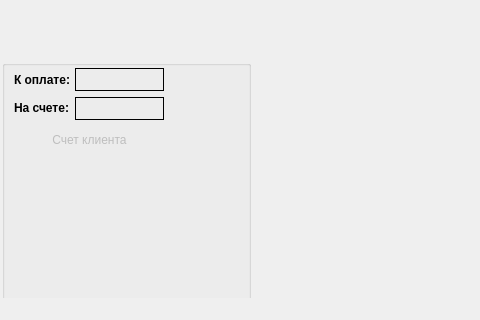
Old version of the form mainform.ui in the repository sergey4475/profi; both pictures show x 0 to 480 and y 318 to 638 of the 877 by 638 pixel window.
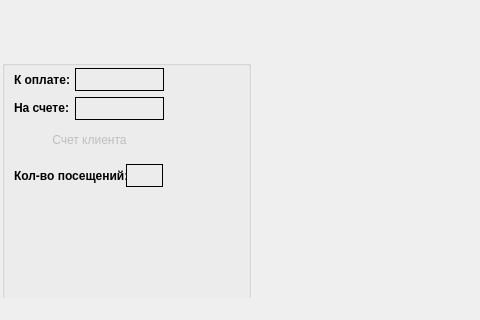
New version of the form. Icons and pictures are not drawn.

Patch:
```diff
--- a/mainform.ui
+++ b/mainform.ui
@@ -253,6 +253,48 @@
       <enum>Qt::NoArrow</enum>
      </property>
     </widget>
+    <widget class="QLabel" name="count_client">
+     <property name="geometry">
+      <rect>
+       <x>124</x>
+       <y>104</y>
+       <width>37</width>
+       <height>23</height>
+      </rect>
+     </property>
+     <property name="font">
+      <font>
+       <pointsize>12</pointsize>
+       <weight>75</weight>
+       <bold>true</bold>
+      </font>
+     </property>
+     <property name="frameShape">
+      <enum>QFrame::Box</enum>
+     </property>
+     <property name="text">
+      <string/>
+     </property>
+    </widget>
+    <widget class="QLabel" name="label_3">
+     <property name="geometry">
+      <rect>
+       <x>12</x>
+       <y>108</y>
+       <width>113</width>
+       <height>16</height>
+      </rect>
+     </property>
+     <property name="font">
+      <font>
+       <weight>75</weight>
+       <bold>true</bold>
+      </font>
+     </property>
+     <property name="text">
+      <string>Кол-во посещений:</string>
+     </property>
+    </widget>
    </widget>
   </widget>
   <widget class="QMenuBar" name="menuBar">
```
Left out of the diff: 2 changed lines with no effect on the pictures.
